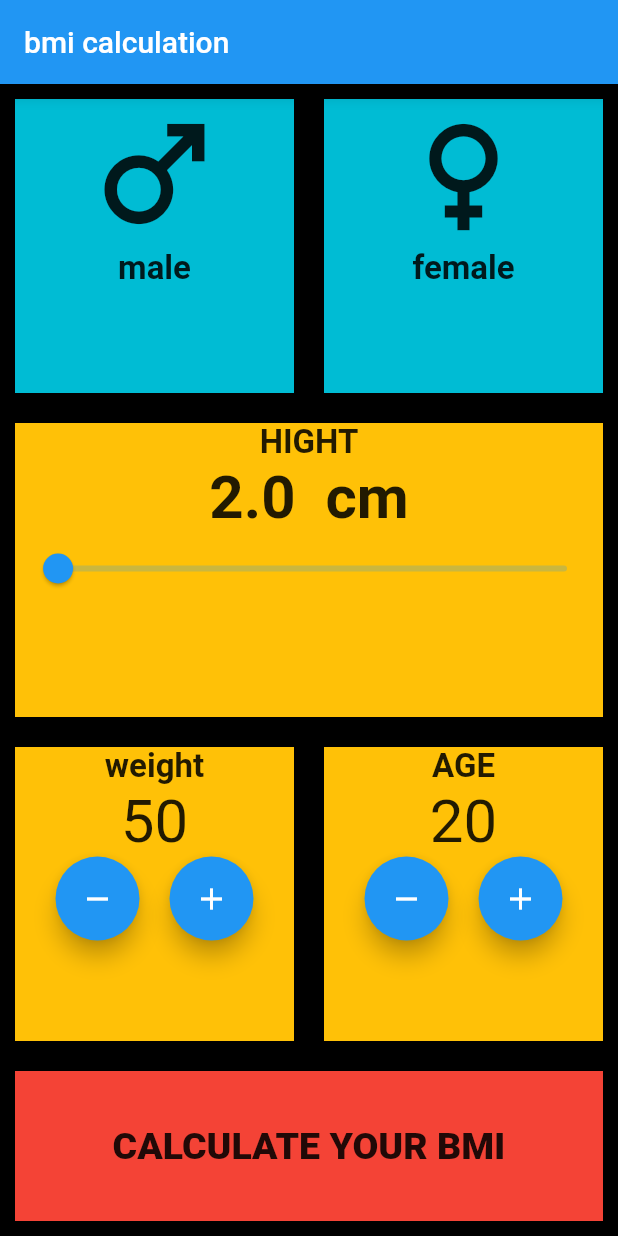
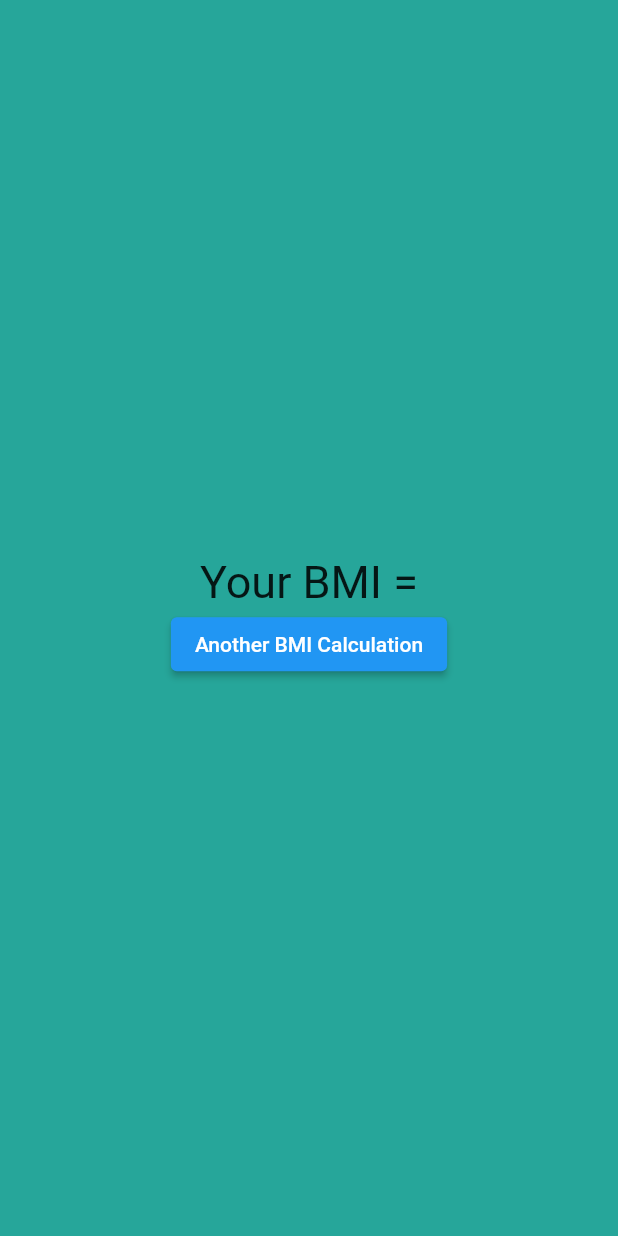
Before and after one commit to mridul0098/bmi-calculator, a Flutter app: the screen it shows after launch, after a tap on "CALCULATE YOUR BMI", on a phone screen of 412 x 824 dp. Run offline on Flutter 3.47's test engine with Material 2 defaults, Android fonts, the phone set to English and light mode, and no system bars.

Commit message:
bmi calculation upadate-2

```diff
--- /dev/null
+++ b/lib/bmi calculation.dart
@@ -0,0 +1,50 @@
+import 'package:bmi_calculator/main.dart';
+import 'package:flutter/material.dart';
+import 'package:flutter/painting.dart';
+import 'main.dart';
+
+class bmi_calculation extends StatefulWidget {
+  var message;
+
+  // var BMI;
+  /*bmi_calculation(var message) {
+    this.message = message;
+  }*/
+
+  @override
+  State<bmi_calculation> createState() => _bmi_calculationState();
+}
+
+class _bmi_calculationState extends State<bmi_calculation> {
+  @override
+  Widget build(BuildContext context) {
+    return Scaffold(
+      backgroundColor: Color(0xFF26A69A),
+      body: Center(
+        child: Column(
+          mainAxisAlignment: MainAxisAlignment.center,
+          children: [
+            Center(
+              child: Text("Your BMI =",
+                style: TextStyle(
+                  fontSize: 30,
+                  fontWeight: FontWeight.w400,
+                ),
+              ),
+            ),
+            Center(
+              child:
+                  //Text("data"),
+                  ElevatedButton(
+                child: Text("Another BMI Calculation"),
+                onPressed: () {
+                  Navigator.pop(context);
+                },
+              ),
+            ),
+          ],
+        ),
+      ),
+    );
+  }
+}
--- a/lib/main.dart
+++ b/lib/main.dart
@@ -1,3 +1,4 @@
+import 'package:bmi_calculator/bmi%20calculation.dart';
 import 'package:flutter/material.dart';
 
 void main() {
@@ -22,7 +23,8 @@ class _MyAppState extends State<MyApp> {
 //variable declare
   var agevalue = 20;
   var weightvalue = 50;
-  double _svalue = 2;
+  double hightvalue = 2;
+  //var BMI=0;
 
   var activeCardColor = Colors.amber;
   var inActiveCardColor = Colors.cyan;
@@ -149,20 +151,20 @@ class _MyAppState extends State<MyApp> {
                     ),
                   ),
                   Text(
-                    "${_svalue}  cm",
+                    "${hightvalue}  cm",
                     style: TextStyle(
                       fontSize: 40,
                       fontWeight: FontWeight.w700,
                     ),
                   ),
                   Slider(
-                      value: _svalue,
+                      value: hightvalue,
                       min: 0,
                       max: 250,
                       divisions: 250,
                       onChanged: (value) {
                         setState(() {
-                          _svalue = value;
+                          hightvalue= value;
                         });
                         //print(value);
                       }),
@@ -304,22 +306,27 @@ class _MyAppState extends State<MyApp> {
 //4th column design
 //bmi calculation part
 
+        // BMI=weightvalue;
+
         GestureDetector(
-
           onTap: () {
+            Navigator.push(context, MaterialPageRoute(builder: (context) {
+              return bmi_calculation();
+            }));
             print("value");
           },
-
           child: Container(
             //width: infinite,
             height: 100,
             margin: EdgeInsets.all(10),
             color: Colors.red,
-            child: Center(child: Text("CALCULATE YOUR BMI",
-            style: TextStyle(
-              fontSize: 25,
-              fontWeight: FontWeight.w800,
-            ),
+            child: Center(
+                child: Text(
+              "CALCULATE YOUR BMI",
+              style: TextStyle(
+                fontSize: 25,
+                fontWeight: FontWeight.w800,
+              ),
             )),
           ),
         ),
```
